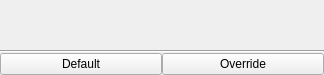
First picture: the form in tools/mayaTools/util/displayColor/gui/_src/displayColor.ui, repository snaress/studio_dev, before the edit.
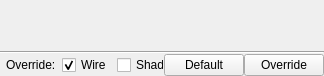
Second picture: the form after the edit.

Commit message: mayaTools.cloth.displayColor: Add option 'Wire' or 'Shader'

The edit to the form file:
```diff
--- a/tools/mayaTools/util/displayColor/gui/_src/displayColor.ui
+++ b/tools/mayaTools/util/displayColor/gui/_src/displayColor.ui
@@ -7,19 +7,19 @@
     <x>0</x>
     <y>0</y>
     <width>324</width>
-    <height>75</height>
+    <height>76</height>
    </rect>
   </property>
   <property name="minimumSize">
    <size>
     <width>324</width>
-    <height>75</height>
+    <height>76</height>
    </size>
   </property>
   <property name="maximumSize">
    <size>
     <width>324</width>
-    <height>75</height>
+    <height>76</height>
    </size>
   </property>
   <property name="windowTitle">
@@ -33,11 +33,80 @@
     <property name="spacing">
      <number>0</number>
     </property>
-    <item row="3" column="0">
+    <item row="1" column="0">
+     <widget class="QFrame" name="vf_tree">
+      <layout class="QVBoxLayout" name="vl_tree">
+       <property name="spacing">
+        <number>0</number>
+       </property>
+       <property name="margin">
+        <number>0</number>
+       </property>
+      </layout>
+     </widget>
+    </item>
+    <item row="5" column="0">
      <layout class="QHBoxLayout" name="hl_buttons">
       <property name="spacing">
        <number>0</number>
       </property>
+      <item>
+       <widget class="QFrame" name="qf_options">
+        <layout class="QHBoxLayout" name="hl_options">
+         <property name="spacing">
+          <number>8</number>
+         </property>
+         <property name="leftMargin">
+          <number>6</number>
+         </property>
+         <property name="topMargin">
+          <number>0</number>
+         </property>
+         <property name="rightMargin">
+          <number>0</number>
+         </property>
+         <property name="bottomMargin">
+          <number>0</number>
+         </property>
+         <item>
+          <widget class="QLabel" name="l_override">
+           <property name="minimumSize">
+            <size>
+             <width>0</width>
+             <height>0</height>
+            </size>
+           </property>
+           <property name="maximumSize">
+            <size>
+             <width>60</width>
+             <height>16777215</height>
+            </size>
+           </property>
+           <property name="text">
+            <string>Override:</string>
+           </property>
+          </widget>
+         </item>
+         <item>
+          <widget class="QCheckBox" name="cb_wire">
+           <property name="text">
+            <string>Wire</string>
+           </property>
+           <property name="checked">
+            <bool>true</bool>
+           </property>
+          </widget>
+         </item>
+         <item>
+          <widget class="QCheckBox" name="cb_shader">
+           <property name="text">
+            <string>Shader</string>
+           </property>
+          </widget>
+         </item>
+        </layout>
+       </widget>
+      </item>
       <item>
        <widget class="QPushButton" name="pb_default">
         <property name="text">
```
Left out of the diff: 12 changed lines with no effect on the pictures. The commit also changes 6 other files.
